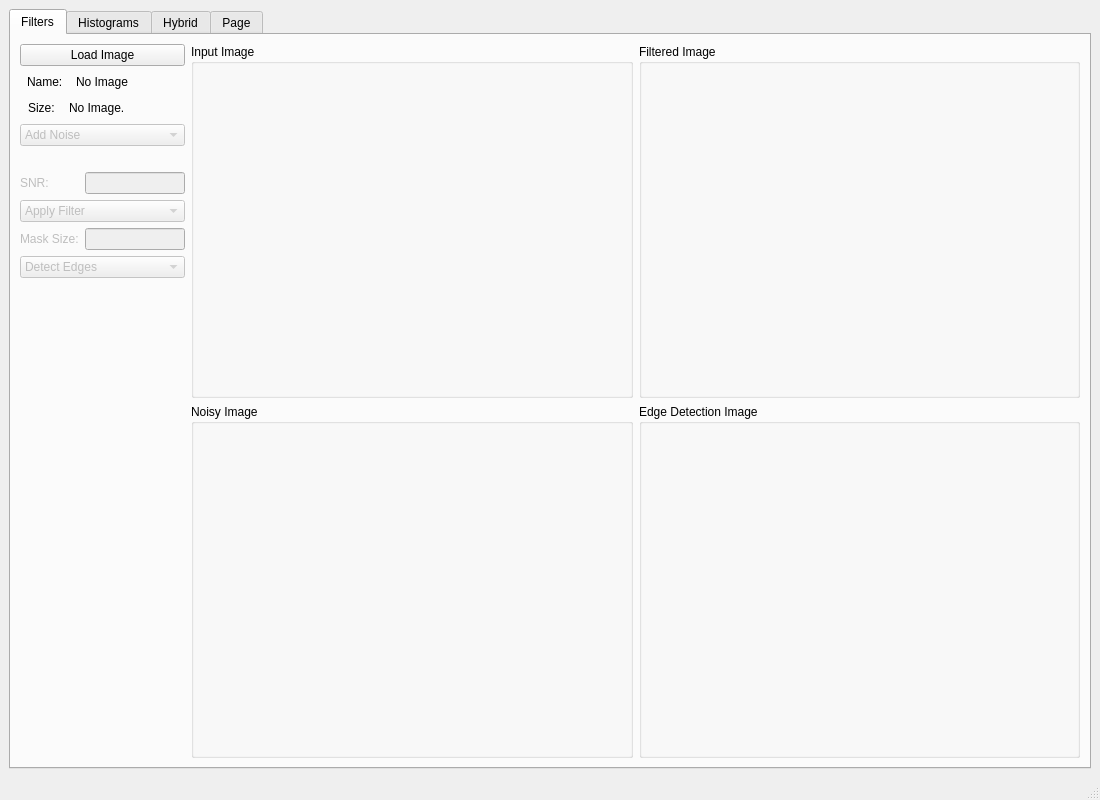
This is UI/mainGUI.ui in r-CV-Tasks/Image-filtering-edgeDetection-processing as Qt 5 draws it before an edit. The edited form follows.
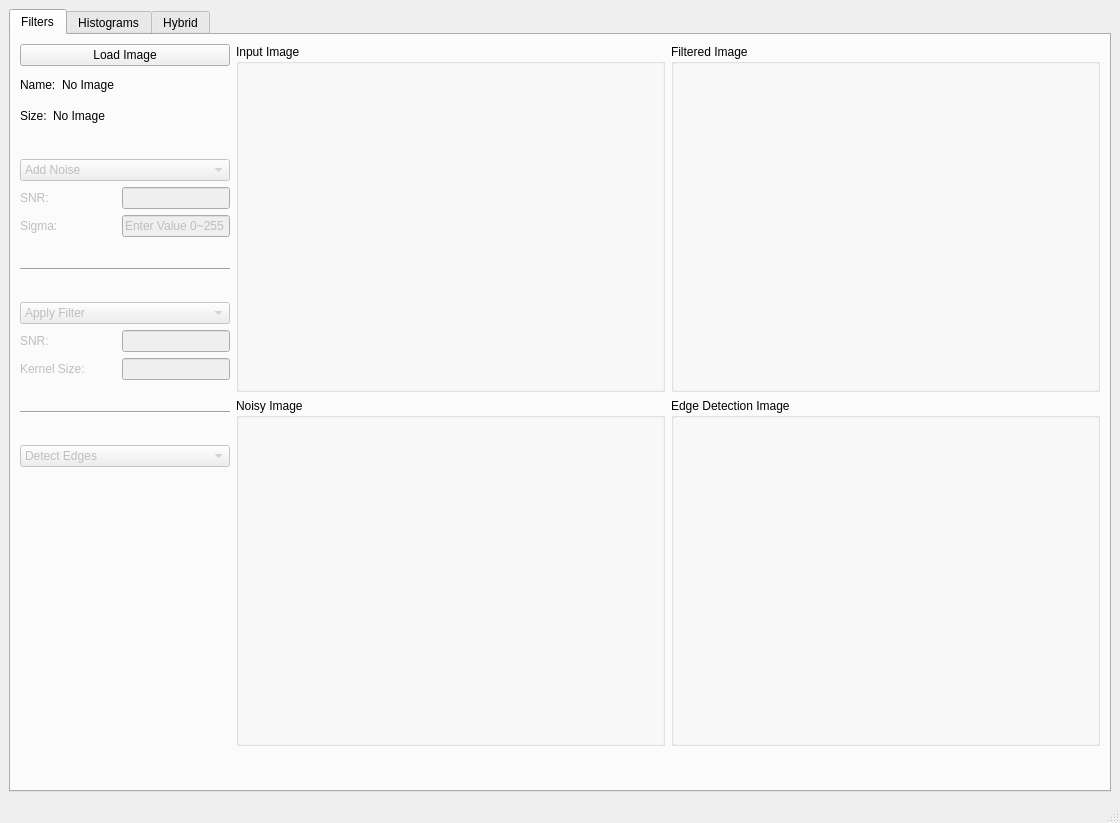
This is the edited form. Custom widgets are drawn as their Qt base class.

```diff
--- a/UI/mainGUI.ui
+++ b/UI/mainGUI.ui
@@ -6,8 +6,8 @@
    <rect>
     <x>0</x>
     <y>0</y>
-    <width>1100</width>
-    <height>800</height>
+    <width>1120</width>
+    <height>823</height>
    </rect>
   </property>
   <property name="sizePolicy">
@@ -18,14 +18,14 @@
   </property>
   <property name="minimumSize">
    <size>
-    <width>754</width>
-    <height>510</height>
+    <width>1000</width>
+    <height>750</height>
    </size>
   </property>
   <property name="maximumSize">
    <size>
-    <width>1100</width>
-    <height>800</height>
+    <width>1120</width>
+    <height>823</height>
    </size>
   </property>
   <property name="windowTitle">
@@ -53,7 +53,13 @@
       <property name="tabBarAutoHide">
        <bool>false</bool>
       </property>
-      <widget class="QWidget" name="tab_1">
+      <widget class="QWidget" name="Filters_Tab">
+       <property name="maximumSize">
+        <size>
+         <width>16777215</width>
+         <height>720</height>
+        </size>
+       </property>
        <attribute name="title">
         <string>Filters</string>
        </attribute>
@@ -72,7 +78,7 @@
               </property>
               <property name="maximumSize">
                <size>
-                <width>200</width>
+                <width>210</width>
                 <height>25</height>
                </size>
               </property>
@@ -96,8 +102,8 @@
                 </property>
                 <property name="maximumSize">
                  <size>
-                  <width>16777215</width>
-                  <height>16777215</height>
+                  <width>210</width>
+                  <height>25</height>
                  </size>
                 </property>
                 <property name="text">
@@ -115,8 +121,8 @@
                 </property>
                 <property name="maximumSize">
                  <size>
-                  <width>16777215</width>
-                  <height>16777215</height>
+                  <width>210</width>
+                  <height>25</height>
                  </size>
                 </property>
                 <property name="text">
@@ -126,6 +132,12 @@
               </item>
               <item>
                <spacer name="horizontalSpacer">
+                <property name="maximumSize">
+                 <size>
+                  <width>210</width>
+                  <height>25</height>
+                 </size>
+                </property>
                 <property name="orientation">
                  <enum>Qt::Horizontal</enum>
                 </property>
@@ -154,8 +166,8 @@
                 </property>
                 <property name="maximumSize">
                  <size>
-                  <width>16777215</width>
-                  <height>16777215</height>
+                  <width>210</width>
+                  <height>25</height>
                  </size>
                 </property>
                 <property name="text">
@@ -173,17 +185,23 @@
                 </property>
                 <property name="maximumSize">
                  <size>
-                  <width>16777215</width>
-                  <height>16777215</height>
+                  <width>210</width>
+                  <height>25</height>
                  </size>
                 </property>
                 <property name="text">
-                 <string>No Image.</string>
+                 <string>No Image</string>
                 </property>
                </widget>
               </item>
               <item>
                <spacer name="horizontalSpacer_2">
+                <property name="maximumSize">
+                 <size>
+                  <width>210</width>
+                  <height>25</height>
+                 </size>
+                </property>
                 <property name="orientation">
                  <enum>Qt::Horizontal</enum>
                 </property>
@@ -200,6 +218,28 @@
               </item>
              </layout>
             </item>
+            <item>
+             <spacer name="verticalSpacer_13">
+              <property name="maximumSize">
+               <size>
+                <width>210</width>
+                <height>25</height>
+               </size>
+              </property>
+              <property name="orientation">
+               <enum>Qt::Vertical</enum>
+              </property>
+              <property name="sizeType">
+               <enum>QSizePolicy::Fixed</enum>
+              </property>
+              <property name="sizeHint" stdset="0">
+               <size>
+                <width>20</width>
+                <height>15</height>
+               </size>
+              </property>
+             </spacer>
+            </item>
             <item>
              <widget class="QComboBox" name="combo_noise">
               <property name="enabled">
@@ -213,7 +253,7 @@
               </property>
               <property name="maximumSize">
                <size>
-                <width>200</width>
+                <width>210</width>
                 <height>25</height>
                </size>
               </property>
@@ -239,22 +279,6 @@
               </item>
              </widget>
             </item>
-            <item>
-             <spacer name="verticalSpacer_8">
-              <property name="orientation">
-               <enum>Qt::Vertical</enum>
-              </property>
-              <property name="sizeType">
-               <enum>QSizePolicy::Fixed</enum>
-              </property>
-              <property name="sizeHint" stdset="0">
-               <size>
-                <width>20</width>
-                <height>20</height>
-               </size>
-              </property>
-             </spacer>
-            </item>
             <item>
              <layout class="QHBoxLayout" name="horizontalLayout_6">
               <item>
@@ -270,8 +294,8 @@
                 </property>
                 <property name="maximumSize">
                  <size>
-                  <width>200</width>
-                  <height>16777215</height>
+                  <width>210</width>
+                  <height>25</height>
                  </size>
                 </property>
                 <property name="text">
@@ -292,14 +316,113 @@
                 </property>
                 <property name="maximumSize">
                  <size>
-                  <width>100</width>
-                  <height>16777215</height>
+                  <width>210</width>
+                  <height>25</height>
                  </size>
                 </property>
                </widget>
               </item>
              </layout>
             </item>
+            <item>
+             <layout class="QHBoxLayout" name="horizontalLayout_12">
+              <item>
+               <widget class="QLabel" name="label_6">
+                <property name="enabled">
+                 <bool>false</bool>
+                </property>
+                <property name="sizePolicy">
+                 <sizepolicy hsizetype="Maximum" vsizetype="Preferred">
+                  <horstretch>0</horstretch>
+                  <verstretch>0</verstretch>
+                 </sizepolicy>
+                </property>
+                <property name="maximumSize">
+                 <size>
+                  <width>210</width>
+                  <height>25</height>
+                 </size>
+                </property>
+                <property name="text">
+                 <string>Sigma:</string>
+                </property>
+               </widget>
+              </item>
+              <item>
+               <widget class="QLineEdit" name="sigma_value">
+                <property name="enabled">
+                 <bool>false</bool>
+                </property>
+                <property name="sizePolicy">
+                 <sizepolicy hsizetype="Maximum" vsizetype="Fixed">
+                  <horstretch>0</horstretch>
+                  <verstretch>0</verstretch>
+                 </sizepolicy>
+                </property>
+                <property name="maximumSize">
+                 <size>
+                  <width>210</width>
+                  <height>25</height>
+                 </size>
+                </property>
+                <property name="text">
+                 <string>Enter Value 0~255</string>
+                </property>
+               </widget>
+              </item>
+             </layout>
+            </item>
+            <item>
+             <spacer name="verticalSpacer_9">
+              <property name="maximumSize">
+               <size>
+                <width>210</width>
+                <height>25</height>
+               </size>
+              </property>
+              <property name="orientation">
+               <enum>Qt::Vertical</enum>
+              </property>
+              <property name="sizeType">
+               <enum>QSizePolicy::Fixed</enum>
+              </property>
+              <property name="sizeHint" stdset="0">
+               <size>
+                <width>20</width>
+                <height>15</height>
+               </size>
+              </property>
+             </spacer>
+            </item>
+            <item>
+             <widget class="Line" name="line_2">
+              <property name="orientation">
+               <enum>Qt::Horizontal</enum>
+              </property>
+             </widget>
+            </item>
+            <item>
+             <spacer name="verticalSpacer_11">
+              <property name="maximumSize">
+               <size>
+                <width>210</width>
+                <height>25</height>
+               </size>
+              </property>
+              <property name="orientation">
+               <enum>Qt::Vertical</enum>
+              </property>
+              <property name="sizeType">
+               <enum>QSizePolicy::Fixed</enum>
+              </property>
+              <property name="sizeHint" stdset="0">
+               <size>
+                <width>20</width>
+                <height>15</height>
+               </size>
+              </property>
+             </spacer>
+            </item>
             <item>
              <widget class="QComboBox" name="combo_filter">
               <property name="enabled">
@@ -313,7 +436,7 @@
               </property>
               <property name="maximumSize">
                <size>
-                <width>200</width>
+                <width>210</width>
                 <height>25</height>
                </size>
               </property>
@@ -339,6 +462,51 @@
               </item>
              </widget>
             </item>
+            <item>
+             <layout class="QHBoxLayout" name="horizontalLayout_13">
+              <item>
+               <widget class="QLabel" name="label_12">
+                <property name="enabled">
+                 <bool>false</bool>
+                </property>
+                <property name="sizePolicy">
+                 <sizepolicy hsizetype="Maximum" vsizetype="Preferred">
+                  <horstretch>0</horstretch>
+                  <verstretch>0</verstretch>
+                 </sizepolicy>
+                </property>
+                <property name="maximumSize">
+                 <size>
+                  <width>210</width>
+                  <height>25</height>
+                 </size>
+                </property>
+                <property name="text">
+                 <string>SNR:</string>
+                </property>
+               </widget>
+              </item>
+              <item>
+               <widget class="QLineEdit" name="snr_ratio_2">
+                <property name="enabled">
+                 <bool>false</bool>
+                </property>
+                <property name="sizePolicy">
+                 <sizepolicy hsizetype="Maximum" vsizetype="Fixed">
+                  <horstretch>0</horstretch>
+                  <verstretch>0</verstretch>
+                 </sizepolicy>
+                </property>
+                <property name="maximumSize">
+                 <size>
+                  <width>210</width>
+                  <height>25</height>
+                 </size>
+                </property>
+               </widget>
+              </item>
+             </layout>
+            </item>
             <item>
              <layout class="QHBoxLayout" name="horizontalLayout_7">
               <item>
@@ -354,12 +522,12 @@
                 </property>
                 <property name="maximumSize">
                  <size>
-                  <width>150</width>
-                  <height>16777215</height>
+                  <width>210</width>
+                  <height>25</height>
                  </size>
                 </property>
                 <property name="text">
-                 <string>Mask Size:</string>
+                 <string>Kernel Size:</string>
                 </property>
                </widget>
               </item>
@@ -376,14 +544,65 @@
                 </property>
                 <property name="maximumSize">
                  <size>
-                  <width>100</width>
-                  <height>16777215</height>
+                  <width>210</width>
+                  <height>25</height>
                  </size>
                 </property>
                </widget>
               </item>
              </layout>
             </item>
+            <item>
+             <spacer name="verticalSpacer_10">
+              <property name="maximumSize">
+               <size>
+                <width>210</width>
+                <height>25</height>
+               </size>
+              </property>
+              <property name="orientation">
+               <enum>Qt::Vertical</enum>
+              </property>
+              <property name="sizeType">
+               <enum>QSizePolicy::Fixed</enum>
+              </property>
+              <property name="sizeHint" stdset="0">
+               <size>
+                <width>20</width>
+                <height>15</height>
+               </size>
+              </property>
+             </spacer>
+            </item>
+            <item>
+             <widget class="Line" name="line">
+              <property name="orientation">
+               <enum>Qt::Horizontal</enum>
+              </property>
+             </widget>
+            </item>
+            <item>
+             <spacer name="verticalSpacer_12">
+              <property name="maximumSize">
+               <size>
+                <width>210</width>
+                <height>25</height>
+               </size>
+              </property>
+              <property name="orientation">
+               <enum>Qt::Vertical</enum>
+              </property>
+              <property name="sizeType">
+               <enum>QSizePolicy::Fixed</enum>
+              </property>
+              <property name="sizeHint" stdset="0">
+               <size>
+                <width>20</width>
+                <height>15</height>
+               </size>
+              </property>
+             </spacer>
+            </item>
             <item>
              <widget class="QComboBox" name="combo_edges">
               <property name="enabled">
@@ -397,7 +616,7 @@
               </property>
               <property name="maximumSize">
                <size>
-                <width>200</width>
+                <width>210</width>
                 <height>25</height>
                </size>
               </property>
@@ -433,13 +652,22 @@
             </item>
             <item>
              <spacer name="verticalSpacer_2">
+              <property name="maximumSize">
+               <size>
+                <width>210</width>
+                <height>16777215</height>
+               </size>
+              </property>
               <property name="orientation">
                <enum>Qt::Vertical</enum>
               </property>
+              <property name="sizeType">
+               <enum>QSizePolicy::Fixed</enum>
+              </property>
               <property name="sizeHint" stdset="0">
                <size>
                 <width>20</width>
-                <height>40</height>
+                <height>400</height>
                </size>
               </property>
              </spacer>
@@ -1463,11 +1691,6 @@
         </item>
        </layout>
       </widget>
-      <widget class="QWidget" name="tab">
-       <attribute name="title">
-        <string>Page</string>
-       </attribute>
-      </widget>
      </widget>
     </item>
    </layout>
```
Left out of the diff: 174 changed lines with no effect on the pictures.
